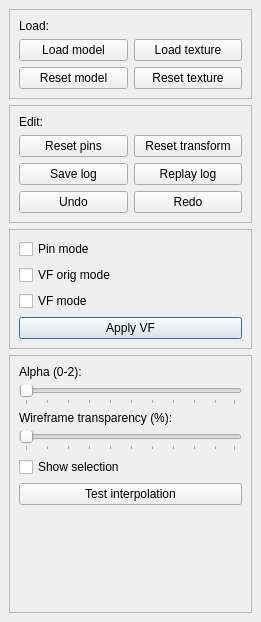
Before: the Qt Designer form GUI/SidePanel.ui in maximlevitsky/animations-editor-bdmorph, drawn with Qt 5.
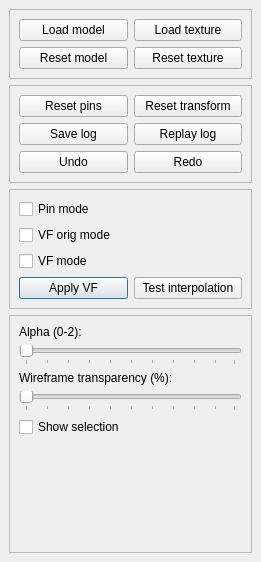
After: the same form once the commit is applied. Custom widgets are drawn as their Qt base class.

Commit message: Cosmetic GUI and debug print updates

What changed in the file:
```diff
--- a/GUI/SidePanel.ui
+++ b/GUI/SidePanel.ui
@@ -7,7 +7,7 @@
     <x>0</x>
     <y>0</y>
     <width>261</width>
-    <height>622</height>
+    <height>562</height>
    </rect>
   </property>
   <property name="features">
@@ -52,13 +52,6 @@
        <enum>QFrame::Raised</enum>
       </property>
       <layout class="QVBoxLayout" name="verticalLayout_2">
-       <item>
-        <widget class="QLabel" name="label">
-         <property name="text">
-          <string>Load:</string>
-         </property>
-        </widget>
-       </item>
        <item>
         <layout class="QHBoxLayout" name="horizontalLayout">
          <item>
@@ -107,13 +100,6 @@
        <enum>QFrame::Raised</enum>
       </property>
       <layout class="QVBoxLayout" name="verticalLayout">
-       <item>
-        <widget class="QLabel" name="label_7">
-         <property name="text">
-          <string>Edit:</string>
-         </property>
-        </widget>
-       </item>
        <item>
         <layout class="QHBoxLayout" name="horizontalLayout_2">
          <item>
@@ -202,6 +188,8 @@
         </widget>
        </item>
        <item>
+        <layout class="QHBoxLayout" name="horizontalLayout_5">
+         <item>
         <widget class="QPushButton" name="btnApplyVF">
          <property name="text">
           <string>Apply VF</string>
@@ -211,6 +199,15 @@
          </property>
         </widget>
        </item>
+         <item>
+          <widget class="QPushButton" name="btnTestInterpolation">
+           <property name="text">
+            <string>Test interpolation</string>
+           </property>
+          </widget>
+         </item>
+        </layout>
+       </item>
       </layout>
      </widget>
     </item>
@@ -270,13 +267,6 @@
          </property>
         </widget>
        </item>
-       <item>
-        <widget class="QPushButton" name="btnTestInterpolation">
-         <property name="text">
-          <string>Test interpolation</string>
-         </property>
-        </widget>
-       </item>
        <item>
         <spacer name="verticalSpacer">
          <property name="orientation">
```
Lines whose indentation alone changed are shown as unchanged. The commit also changes 2 other files.
